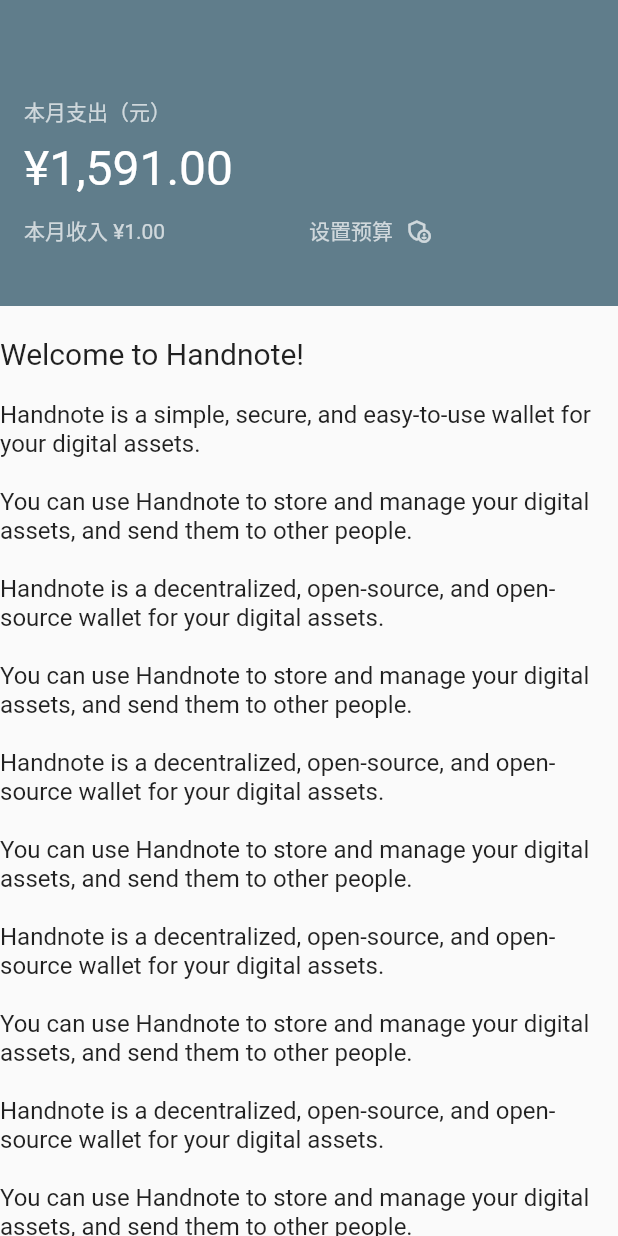
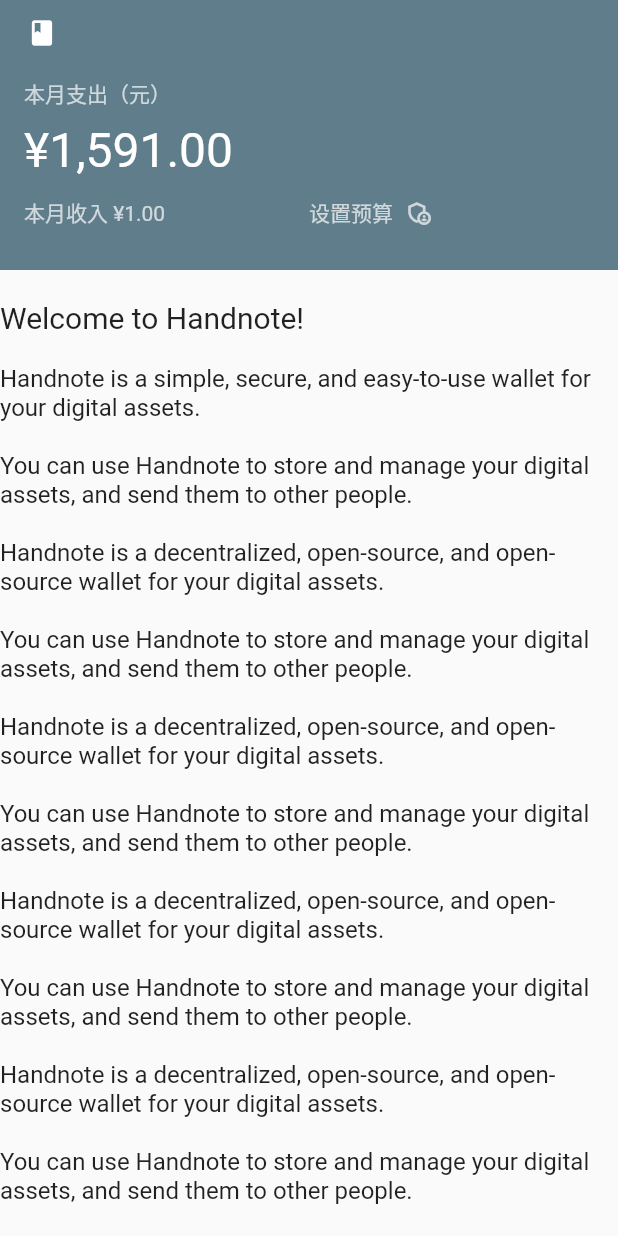
Before and after one commit to handnotes/handnote, a Flutter app: the screen it shows after launch, on a phone screen of 412 x 824 dp. Run offline on Flutter 3.47's test engine with Material 2 defaults, Android fonts, the phone set to English and light mode, and no system bars; our stand-ins replace flutter_hooks, sqflite; accounts and stored records are empty.

Commit message:
feat: optimize display style in android device

```diff
--- a/lib/main.dart
+++ b/lib/main.dart
@@ -1,7 +1,9 @@
 import 'package:flutter/material.dart';
+import 'package:flutter/services.dart';
 import 'package:handnote/database.dart';
 import 'package:handnote/theme.dart';
 import 'package:handnote/utils/logger.dart';
+import 'dart:io';
 
 import 'wallet/screen/wallet_home_screen.dart';
 
@@ -16,9 +18,16 @@
   @override
   Widget build(BuildContext context) {
     connectDatabase();
+    final double padding = Platform.isMacOS ? 24 : 0;
+
+    // Transparent status bar
+    SystemChrome.setSystemUIOverlayStyle(const SystemUiOverlayStyle(
+      statusBarColor: Colors.transparent,
+      statusBarIconBrightness: Brightness.dark,
+    ));
 
     return Container(
-      padding: const EdgeInsets.only(top: 24),
+      padding: EdgeInsets.only(top: padding),
       color: appTheme.primaryColor,
       child: MaterialApp(
         title: 'Handnote',
--- a/lib/wallet/screen/wallet_home_screen.dart
+++ b/lib/wallet/screen/wallet_home_screen.dart
@@ -12,7 +12,7 @@
     final titleOpacity = useState<double>(0);
     final scrollController = useScrollController();
     scrollController.addListener(() {
-      titleOpacity.value = scrollController.offset > bannerHeight * 0.6 ? 1 : 0;
+      titleOpacity.value = scrollController.offset > bannerHeight * 0.7 ? 1 : 0;
     });
 
     return Scaffold(
@@ -82,6 +82,11 @@
                 'Handnote is a decentralized, open-source, and open-source wallet for your digital assets.',
                 style: TextStyle(fontSize: 16),
               ),
+              const SizedBox(height: 20),
+              const Text(
+                'You can use Handnote to store and manage your digital assets, and send them to other people.',
+                style: TextStyle(fontSize: 16),
+              ),
             ]),
           )
         ],
@@ -94,26 +99,34 @@
     double income = 1;
 
     return SliverAppBar(
+      toolbarHeight: kToolbarHeight - 12,
       pinned: true,
       expandedHeight: bannerHeight,
       stretch: true,
       titleSpacing: 0,
-      title: AnimatedOpacity(
+      title: TweenAnimationBuilder<double>(
+        tween: Tween<double>(begin: 0, end: titleOpacity.value),
         duration: const Duration(milliseconds: 300),
-        opacity: titleOpacity.value,
-        child: AppBar(
-          title: const Text('Handnote'),
+        builder: (context, opacity, _) => AppBar(
+          title: Text('Handnote', style: TextStyle(color: Colors.white.withOpacity(opacity))),
+          primary: false,
+          centerTitle: true,
+          backgroundColor: Colors.transparent,
+          shadowColor: Colors.transparent,
           leading: IconButton(
             icon: const Icon(Icons.book),
-            onPressed: () {},
+            iconSize: 20,
+            onPressed: () {
+              // TODO: goto account book page
+            },
           ),
         ),
       ),
       flexibleSpace: FlexibleSpaceBar(
         background: Padding(
-          padding: const EdgeInsets.symmetric(horizontal: 16.0),
+          padding: const EdgeInsets.fromLTRB(16, 0, 16, 28),
           child: Column(
-            mainAxisAlignment: MainAxisAlignment.center,
+            mainAxisAlignment: MainAxisAlignment.end,
             crossAxisAlignment: CrossAxisAlignment.start,
             children: [
               const Text("本月支出（元）", style: TextStyle(fontSize: 14, color: Colors.white70)),
```
